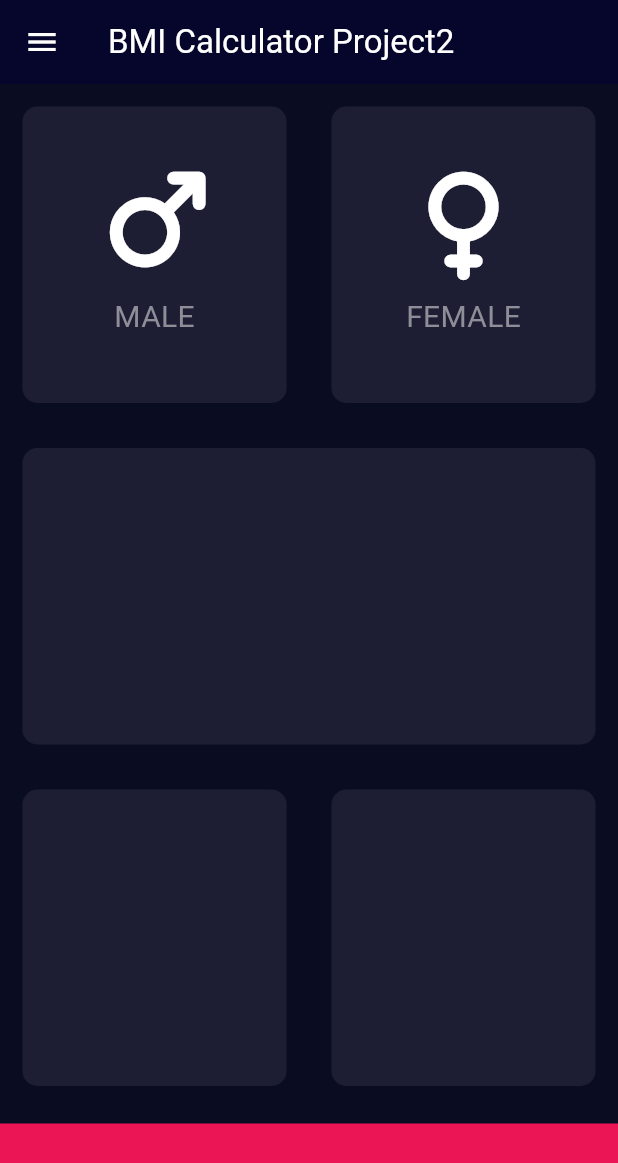
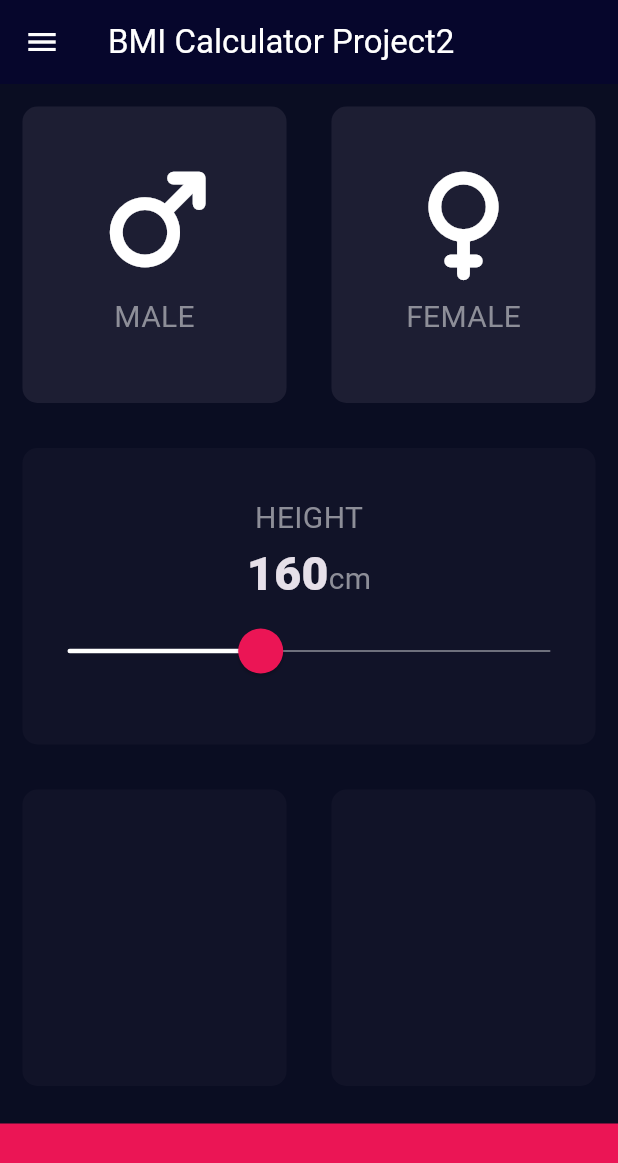
Before and after one commit to ElyasAhmadi786/simple-project-collection, a Flutter app: the InputPage screen opened directly, on a phone screen of 412 x 824 dp. Shown: the top 1163 px of the screen. Run offline on Flutter 3.47's test engine with Material 3 defaults, Android fonts, the phone set to English and light mode, and no system bars; our stand-ins replace font_awesome_flutter.

Commit message:
Add Slider Widget to the app

```diff
--- /dev/null
+++ b/flutter_application_1/lib/pages/project2/constants.dart
@@ -0,0 +1,10 @@
+import 'package:flutter/material.dart';
+
+const kLabelTextStyle = TextStyle(fontSize: 20, color: Color(0xFF8D8E98));
+
+const double kBottomContainerHeight = 75;
+const kInactiveCardColor = Color(0xFF1D1E33);
+const kActiveCardColor = Color(0xFF111328);
+const kBottomContainerColor = Color(0xFFEB1555);
+
+const kNumberTextStyle = TextStyle(fontSize: 31, fontWeight: FontWeight.w900);
--- a/flutter_application_1/lib/pages/project2/project2.dart
+++ b/flutter_application_1/lib/pages/project2/project2.dart
@@ -1,13 +1,11 @@
 import 'package:flutter/material.dart';
+import 'package:flutter_application_1/pages/project2/constants.dart';
 import 'package:flutter_application_1/pages/project2/icon_content.dart';
 import 'package:flutter_application_1/pages/project2/reusable_card.dart';
 import 'package:font_awesome_flutter/font_awesome_flutter.dart';
 import '../../main.dart';
 
-const double bottomContainerHeight = 75;
-const inactiveCardColor = Color(0xFF1D1E33);
-const activeCardColor = Color(0xFF111328);
-const bottomContainerColor = Color(0xFFEB1555);
+
 
 enum Gender { male, female }
 
@@ -36,6 +34,7 @@ class InputPage extends StatefulWidget {
 
 class _InputPageState extends State<InputPage> {
   Gender? selectedGender;
+  int height = 160;
 
   @override
   Widget build(BuildContext context) {
@@ -50,6 +49,7 @@ class _InputPageState extends State<InputPage> {
       ),
       drawer: RusableDrawer(),
       body: Column(
+        crossAxisAlignment: CrossAxisAlignment.stretch,
         children: [
           Expanded(
             child: Row(
@@ -62,8 +62,8 @@ class _InputPageState extends State<InputPage> {
                       });
                     },
                     color: selectedGender == Gender.male
-                        ? activeCardColor
-                        : inactiveCardColor,
+                        ? kActiveCardColor
+                        : kInactiveCardColor,
                     child: IconContent(
                       icon: FontAwesomeIcons.mars,
                       label: 'MALE',
@@ -78,8 +78,8 @@ class _InputPageState extends State<InputPage> {
                       });
                     },
                     color: selectedGender == Gender.female
-                        ? activeCardColor
-                        : inactiveCardColor,
+                      ? kActiveCardColor
+                      : kInactiveCardColor,
                     child: IconContent(
                       icon: FontAwesomeIcons.venus,
                       label: 'FEMALE',
@@ -89,7 +89,55 @@ class _InputPageState extends State<InputPage> {
               ],
             ),
           ),
-          Expanded(child: ReusableCard()),
+          Expanded(child: ReusableCard(
+            child: Column(
+              mainAxisAlignment: MainAxisAlignment.center,
+              children: [
+                Text(
+                  'HEIGHT',
+                  style: kLabelTextStyle,
+                ),
+                Row(
+                  mainAxisAlignment: MainAxisAlignment.center,
+                  crossAxisAlignment: CrossAxisAlignment.baseline,
+                  textBaseline: TextBaseline.alphabetic,
+                  children: [
+                    Text(
+                      height.toString(),
+                      style: kNumberTextStyle
+                    ),
+                    Text(
+                      'cm',
+                      style: kLabelTextStyle
+                    ),
+                  ],
+                ),
+                SliderTheme(
+                  data: SliderTheme.of(context).copyWith(
+                    trackHeight: 1,
+                    inactiveTrackColor: Color(0xFF8D8E98),
+                    activeTrackColor: Colors.white,
+                    thumbColor: Color(0xFFEB1555),
+                    overlayColor: Color(0x29EB1555),
+                    thumbShape:
+                        RoundSliderThumbShape(enabledThumbRadius: 15),
+                    overlayShape:
+                        RoundSliderOverlayShape(overlayRadius: 30),
+                  ),
+                  child: Slider(
+                      value: height.toDouble(),
+                      min: 120,
+                      max: 220,
+                      onChanged: (double newValue) {
+                        setState(() {
+                          height = newValue.round();
+                        });
+                      },
+                    ),
+                ),
+              ],
+            ),
+          )),
           Expanded(
             child: Row(
               children: [
@@ -99,10 +147,10 @@ class _InputPageState extends State<InputPage> {
             ),
           ),
           Container(
-            color: bottomContainerColor,
+            color: kBottomContainerColor,
             margin: EdgeInsets.only(top: 10),
             width: double.infinity,
-            height: bottomContainerHeight,
+            height: kBottomContainerHeight,
           ),
         ],
       ),
--- a/flutter_application_1/lib/pages/project2/reusable_card.dart
+++ b/flutter_application_1/lib/pages/project2/reusable_card.dart
@@ -1,6 +1,5 @@
 import 'package:flutter/material.dart';
-
-const activeCardColor = Color(0xFF1D1E33);
+import 'package:flutter_application_1/pages/project2/constants.dart';
 
 class ReusableCard extends StatelessWidget {
   final Color? color;
@@ -15,7 +14,7 @@ class ReusableCard extends StatelessWidget {
         child: child,
         margin: EdgeInsets.all(15),
         decoration: BoxDecoration(
-          color: color ?? activeCardColor,
+          color: color ?? kActiveCardColor,
           borderRadius: BorderRadius.circular(10),
         ),
       ),
```
Also changed, not shown: flutter_application_1/lib/pages/project2/icon_content.dart (line endings or trailing spaces).
